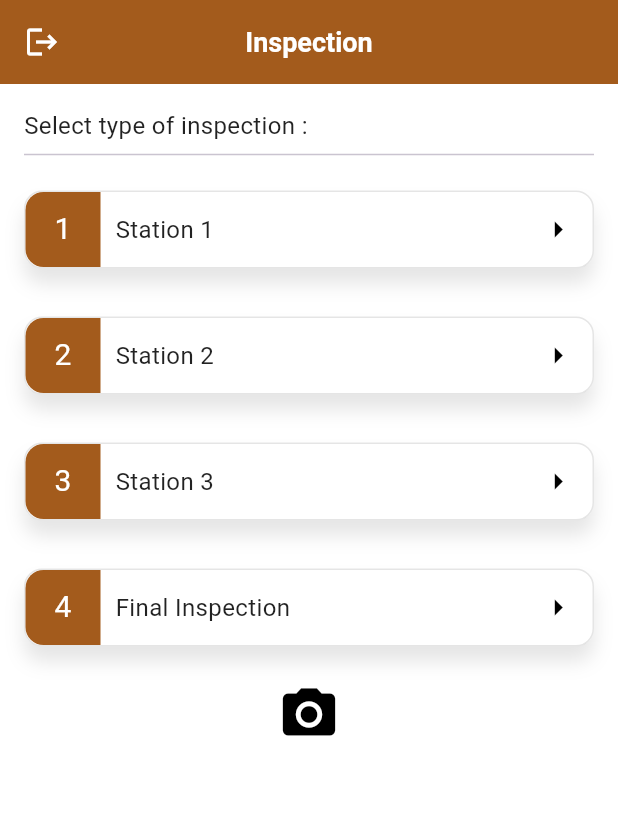
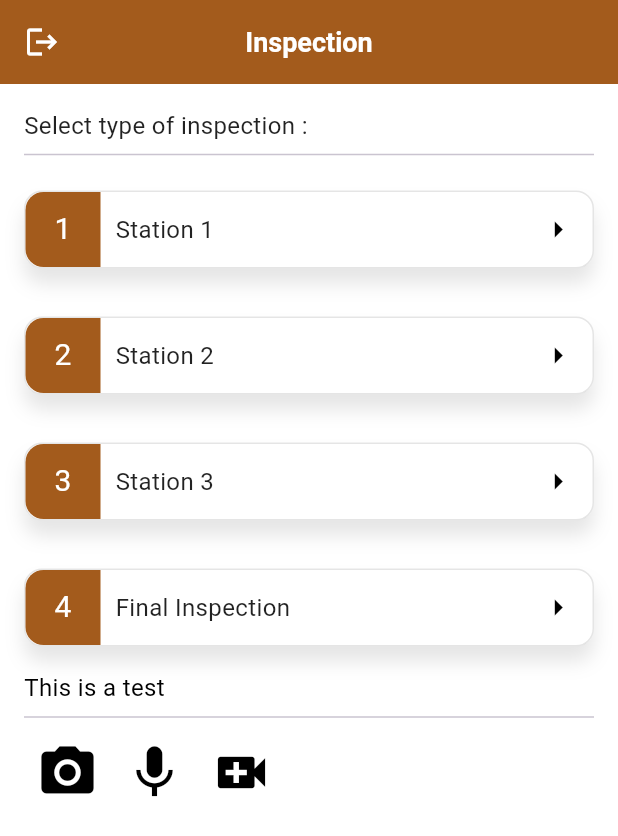
Before and after one commit to ameya730/voice_inspection, a Flutter app: the PageHome screen opened directly, after a tap on the "photo camera" icon, on a phone screen of 412 x 824 dp. Shown: the top 836 px of the screen. Run offline on Flutter 3.47's test engine with Material 3 defaults, Android fonts, the phone set to English and light mode, and no system bars; drawn by our look-alikes of auto_size_text; our stand-ins replace audioplayers, camera, expandable, flutter_svg, flutter_tts, image_picker and 3 more; missing offline and left inert: barcode_newland_flutter, mobile_scanner, multiple_image_camera, record, vosk_flutter; accounts and stored records are empty.

Commit message:
10May2025

```diff
--- a/lib/features/checksheets/widgets/w_display_card.dart
+++ b/lib/features/checksheets/widgets/w_display_card.dart
@@ -4,6 +4,9 @@ import 'package:flutter/material.dart';
 import 'package:voice_poc_other/features/checksheets/constants/c_key_prompts.dart';
 import 'package:voice_poc_other/features/checksheets/models/m_check_sheet.dart';
 import 'package:voice_poc_other/features/checksheets/models/m_check_sheet_details.dart';
+import 'package:voice_poc_other/features/image_capture/widgets/single_image_capture.dart';
+import 'package:voice_poc_other/features/record/widgets/w_record.dart';
+import 'package:voice_poc_other/features/record/widgets/w_record_video.dart';
 import 'package:voice_poc_other/pages/03_pre_delivery/s_pre_delivery.dart';
 import 'package:voice_poc_other/services/themes/constants/colors.dart';
 import 'package:voice_poc_other/widgets/labels/w_label.dart';
@@ -97,7 +100,10 @@ class DisplayHeader extends StatelessWidget {
 
   @override
   Widget build(BuildContext context) {
-    return Row(
+    return Column(
+      crossAxisAlignment: CrossAxisAlignment.start,
+      children: [
+        Row(
           mainAxisAlignment: MainAxisAlignment.spaceBetween,
           children: [
             WDLabel(
@@ -121,6 +127,24 @@ class DisplayHeader extends StatelessWidget {
                 child: Icon(Icons.play_circle_outline, size: 32),
               ),
             ]
+          ],
+        ),
+        Divider(),
+        Row(
+          children: [
+            SingleImageCapture(
+              onCapture: (e) {
+                print(e);
+              },
+            ),
+            WDRecord(
+              toggleRecording: (e) {
+                print(e);
+              },
+            ),
+            RecordVideo(),
+          ],
+        ),
       ],
     );
   }
--- a/lib/features/image_capture/widgets/single_image_capture.dart
+++ b/lib/features/image_capture/widgets/single_image_capture.dart
@@ -19,7 +19,7 @@ class _SingleImageCaptureState extends State<SingleImageCapture> {
 
   Future<void> _captureImage() async {
     final pickedFile = await ImagePicker().pickImage(
-      source: ImageSource.camera,
+      source: ImageSource.gallery,
     );
     if (pickedFile != null) {
       setState(() {
--- a/lib/features/record/widgets/w_record.dart
+++ b/lib/features/record/widgets/w_record.dart
@@ -27,7 +27,7 @@ class _WDRecordState extends State<WDRecord> {
         mainAxisAlignment: MainAxisAlignment.spaceBetween,
         children: [
           InkWell(
-            onTap: () async => await widget.toggleRecording(isPlaying),
+            onTap: toggleRecordingFn,
             child: Icon(
               isPlaying ? Icons.mic_off : Icons.mic,
               size: 42,
--- /dev/null
+++ b/lib/features/record/widgets/w_record_video.dart
@@ -0,0 +1,38 @@
+import 'package:camera/camera.dart';
+import 'package:flutter/material.dart';
+
+class RecordVideo extends StatefulWidget {
+  const RecordVideo({super.key});
+
+  @override
+  State<RecordVideo> createState() => _RecordVideoState();
+}
+
+class _RecordVideoState extends State<RecordVideo> {
+
+  CameraController? controller;
+
+  recordVideo() async {
+    final cameras = await availableCameras();
+    final firstCamera = cameras.first;
+    controller = CameraController(
+      firstCamera,
+      ResolutionPreset.high,
+    );
+    await controller?.initialize();
+    setState(() {});
+  }
+  @override
+  Widget build(BuildContext context) {
+
+    if (controller == null) {
+      return IconButton(
+        onPressed: recordVideo,
+        icon: const Icon(Icons.video_call, size: 42),
+      );
+    }
+
+    return AspectRatio(aspectRatio: 16/9,child: CameraPreview(controller!)  ,);
+
+  }
+}
--- a/lib/pages/02_home/home.dart
+++ b/lib/pages/02_home/home.dart
@@ -3,9 +3,12 @@ import 'dart:io';
 import 'package:flutter/material.dart';
 import 'package:multiple_image_camera/camera_file.dart';
 import 'package:multiple_image_camera/multiple_image_camera.dart';
+import 'package:voice_poc_other/features/checksheets/models/m_check_sheet.dart';
+import 'package:voice_poc_other/features/checksheets/widgets/w_display_card.dart';
 import 'package:voice_poc_other/features/image_capture/widgets/mutli_image_capture.dart';
 import 'package:voice_poc_other/features/image_capture/widgets/single_image_capture.dart';
 import 'package:voice_poc_other/pages/02_home/s_home.dart';
+import 'package:voice_poc_other/pages/03_pre_delivery/s_pre_delivery.dart';
 import 'package:voice_poc_other/services/auth/auth_service.dart';
 import 'package:voice_poc_other/services/routes/c_routes.dart';
 import 'package:voice_poc_other/widgets/labels/w_label.dart';
@@ -82,11 +85,13 @@ class _PageHomeState extends State<PageHome> {
               heading: 'Final Inspection',
               onclick: () => navigateToInspection(null),
             ),
-            SingleImageCapture(
-              onCapture: (e) {
-                print(e);
-              },
+
+            DisplayHeader(
+              model: MCheckSheet(gROUP: 'This is a test'),
+              service: PreDeliveryServices(),
             ),
+
+
           ],
         ),
       ),
--- a/lib/widgets/pages/home/w_display_inspection_types.dart
+++ b/lib/widgets/pages/home/w_display_inspection_types.dart
@@ -50,7 +50,6 @@ class _InspectionTypeCardState extends State<InspectionTypeCard> {
               Expanded(
                 child: WDLabel(
                   label: widget.heading,
-                  isExpanded: true,
                   textAlign: TextAlign.left,
                 ),
               ),
--- a/pubspec.yaml
+++ b/pubspec.yaml
@@ -53,6 +53,7 @@ dependencies:
   flutter_svg: ^2.0.9
   multiple_image_camera: ^0.0.2
   image_picker: ^1.1.2
+  camera: ^0.10.6
 
 dev_dependencies:
   flutter_test:
```
Also changed, not shown: pubspec.lock. Lines whose indentation alone changed are shown as unchanged.
